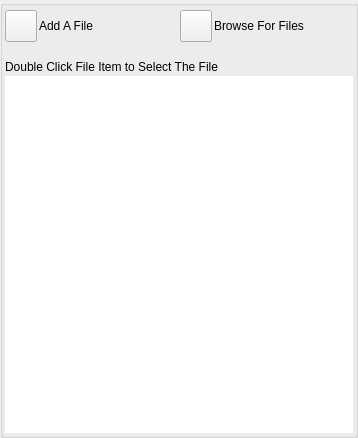
Before: the Qt Designer form nolimitgui/CommonSrc/Forms/AppletLibrary.ui in nolimitconnect/NoLimitConnect, drawn with Qt 5.
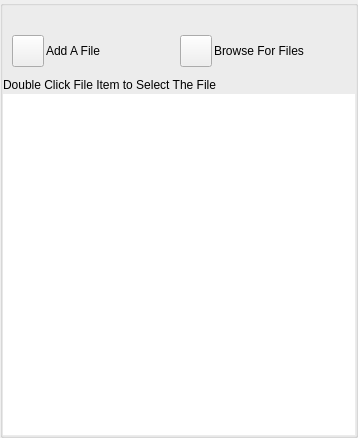
After: the same form once the commit is applied. Custom widgets are drawn as their Qt base class.

Commit message: Rework AppletLibrary so works with android limited file permissions

```diff
--- a/nolimitgui/CommonSrc/Forms/AppletLibrary.ui
+++ b/nolimitgui/CommonSrc/Forms/AppletLibrary.ui
@@ -78,21 +78,32 @@
        <number>2</number>
       </property>
       <property name="leftMargin">
-       <number>2</number>
+       <number>0</number>
       </property>
       <property name="topMargin">
-       <number>2</number>
+       <number>0</number>
       </property>
       <property name="rightMargin">
-       <number>2</number>
+       <number>0</number>
       </property>
       <property name="bottomMargin">
-       <number>2</number>
+       <number>0</number>
       </property>
+      <item>
+       <widget class="QLabel" name="m_StatusLabel">
+        <property name="text">
+         <string notr="true"/>
+        </property>
+       </widget>
+      </item>
+      <item>
+       <widget class="FileMediaSelectWidget" name="m_FileMediaSelectWidget" native="true"/>
+      </item>
       <item>
        <widget class="FileFilterSelectWidget" name="m_FileFilterSelectWidget" native="true"/>
       </item>
       <item>
+       <widget class="QFrame" name="m_BrowseFrame">
        <layout class="QHBoxLayout" name="horizontalLayout">
         <property name="spacing">
          <number>2</number>
@@ -168,12 +179,6 @@
          </widget>
         </item>
        </layout>
-      </item>
-      <item>
-       <widget class="QLabel" name="m_StatusLabel">
-        <property name="text">
-         <string notr="true"/>
-        </property>
        </widget>
       </item>
       <item>
@@ -233,6 +238,12 @@
    <header>FileFilterSelectWidget.h</header>
    <container>1</container>
   </customwidget>
+  <customwidget>
+   <class>FileMediaSelectWidget</class>
+   <extends>QWidget</extends>
+   <header>FileMediaSelectWidget.h</header>
+   <container>1</container>
+  </customwidget>
  </customwidgets>
  <resources/>
  <connections/>
```
Left out of the diff: 10 changed lines with no effect on the pictures. Lines whose indentation alone changed are shown as unchanged. The commit also changes 16 other files.
